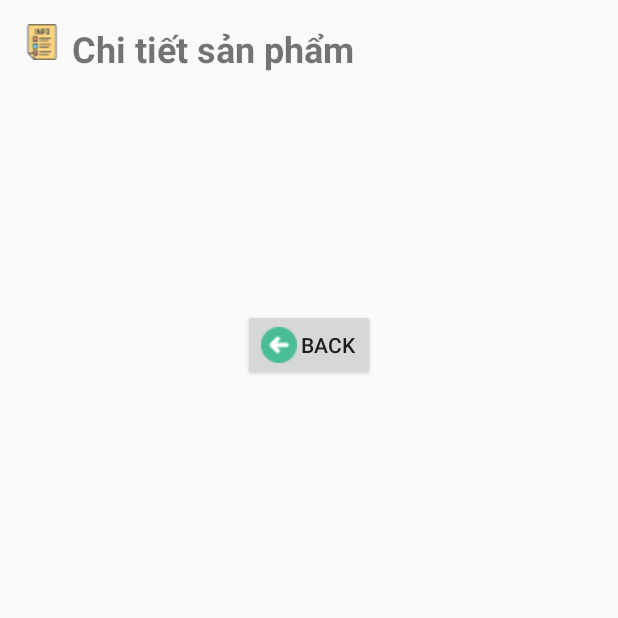
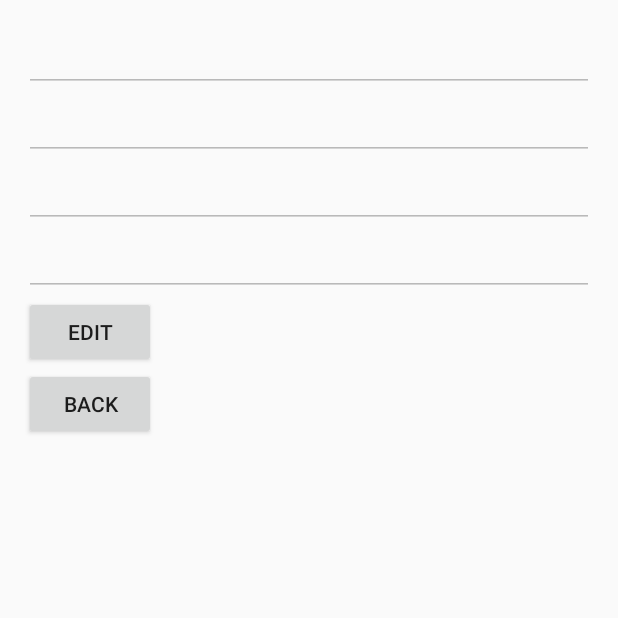
Before and after one commit to VoMinhTrung103/app_Computer_Store_Management, an Android app: the ProductDetailActivity screen opened directly, with no data from a screen before it, on a phone screen of 412 x 824 dp, the top half of it. Run offline under Robolectric (Android 15) with nearby library versions, the light colour scheme and no system bars.

Commit message:
add function edit product in ProductDetailActivity

```diff
--- a/app/src/main/java/com/hcmus/app_computer_store_management/DatabaseHelper.java
+++ b/app/src/main/java/com/hcmus/app_computer_store_management/DatabaseHelper.java
@@ -55,7 +55,7 @@ public class DatabaseHelper extends SQLiteOpenHelper {
         SQLiteDatabase db = getReadableDatabase();
         Cursor cursor = db.rawQuery("SELECT role FROM User WHERE email = ?", new String[]{email});
         if (cursor.moveToFirst()) {
-            @SuppressLint("Range") String role = cursor.getString(cursor.getColumnIndex("role"));
+            @SuppressLint("Range") String role = cursor.getString(cursor.getColumnIndexOrThrow("role"));
             cursor.close();
             return role;
         }
@@ -95,6 +95,18 @@ public class DatabaseHelper extends SQLiteOpenHelper {
         }
         cursor.close();
         return productList;
+    }
+
+    public void updateProduct(Product product) {
+        SQLiteDatabase db = getWritableDatabase();
+        ContentValues values = new ContentValues();
+        values.put("name", product.getName());
+        values.put("description", product.getDescription());
+        values.put("sellingPrice", product.getSellingPrice());
+        values.put("importPrice", product.getImportPrice());
+        values.put("stock", product.getStock());
+        values.put("type", product.getType());
+        db.update("Product", values, "id = ?", new String[]{String.valueOf(product.getId())});
     }
 
     public void deleteProduct(int productId) {
--- a/app/src/main/java/com/hcmus/app_computer_store_management/Product.java
+++ b/app/src/main/java/com/hcmus/app_computer_store_management/Product.java
@@ -29,7 +29,10 @@ public class Product implements Serializable {
     public int getStock() { return stock; }
     public String getType() { return type; }
 
+    public void setName(String name) { this.name = name; }
     public void setDescription(String description) { this.description = description; }
+    public void setSellingPrice(double sellingPrice) { this.sellingPrice = sellingPrice; }
+    public void setImportPrice(double importPrice) { this.importPrice = importPrice; }
     public void setStock(int stock) { this.stock = stock; }
     public void setType(String type) { this.type = type; }
 
--- a/app/src/main/java/com/hcmus/app_computer_store_management/ProductDetailActivity.java
+++ b/app/src/main/java/com/hcmus/app_computer_store_management/ProductDetailActivity.java
@@ -2,12 +2,15 @@ package com.hcmus.app_computer_store_management;
 
 import android.os.Bundle;
 import android.widget.Button;
-import android.widget.TextView;
+import android.widget.EditText;
 import androidx.appcompat.app.AppCompatActivity;
 
 public class ProductDetailActivity extends AppCompatActivity {
-    private TextView productName, productDescription, productPrice, productStock;
-    private Button backButton;
+    private EditText productName, productDescription, productPrice, productStock;
+    private Button backButton, editButton, saveButton;
+    private Product product;
+    private DatabaseHelper dbHelper;
+    private boolean isEditing = false;
 
     @Override
     protected void onCreate(Bundle savedInstanceState) {
@@ -19,14 +22,51 @@ public class ProductDetailActivity extends AppCompatActivity {
         productPrice = findViewById(R.id.productPrice);
         productStock = findViewById(R.id.productStock);
         backButton = findViewById(R.id.backButton);
+        editButton = findViewById(R.id.editButton);
+        saveButton = findViewById(R.id.saveButton);
+        dbHelper = new DatabaseHelper(this);
 
-        Product product = (Product) getIntent().getSerializableExtra("PRODUCT");
+        product = (Product) getIntent().getSerializableExtra("PRODUCT");
         if (product != null) {
             productName.setText(product.getName());
             productDescription.setText(product.getDescription());
-            productPrice.setText("Giá bán: " + product.getSellingPrice());
-            productStock.setText("Tồn kho: " + product.getStock());
+            productPrice.setText(String.valueOf(product.getSellingPrice()));
+            productStock.setText(String.valueOf(product.getStock()));
         }
+
+        editButton.setOnClickListener(v -> {
+            if (!isEditing) {
+                isEditing = true;
+                productName.setEnabled(true);
+                productDescription.setEnabled(true);
+                productPrice.setEnabled(true);
+                productStock.setEnabled(true);
+                editButton.setVisibility(android.view.View.GONE);
+                saveButton.setVisibility(android.view.View.VISIBLE);
+            }
+        });
+
+        saveButton.setOnClickListener(v -> {
+            if (isEditing && product != null) {
+                try {
+                    product.setName(productName.getText().toString());
+                    product.setDescription(productDescription.getText().toString());
+                    product.setSellingPrice(Double.parseDouble(productPrice.getText().toString()));
+                    product.setStock(Integer.parseInt(productStock.getText().toString()));
+                    dbHelper.updateProduct(product);
+                    isEditing = false;
+                    productName.setEnabled(false);
+                    productDescription.setEnabled(false);
+                    productPrice.setEnabled(false);
+                    productStock.setEnabled(false);
+                    editButton.setVisibility(android.view.View.VISIBLE);
+                    saveButton.setVisibility(android.view.View.GONE);
+                } catch (NumberFormatException e) {
+                    // Handle invalid number input (e.g., show a toast)
+                    e.printStackTrace();
+                }
+            }
+        });
 
         backButton.setOnClickListener(v -> finish());
     }
--- a/app/src/main/res/layout/activity_product_detail.xml
+++ b/app/src/main/res/layout/activity_product_detail.xml
@@ -1,71 +1,73 @@
 <?xml version="1.0" encoding="utf-8"?>
-<ScrollView xmlns:android="http://schemas.android.com/apk/res/android"
+<androidx.constraintlayout.widget.ConstraintLayout xmlns:android="http://schemas.android.com/apk/res/android"
+    xmlns:app="http://schemas.android.com/apk/res-auto"
     android:layout_width="match_parent"
     android:layout_height="match_parent"
     android:padding="16dp">
 
-    <LinearLayout
-        android:layout_width="match_parent"
+    <EditText
+        android:id="@+id/productName"
+        android:layout_width="0dp"
         android:layout_height="wrap_content"
-        android:orientation="vertical"
-        android:gravity="center">
+        android:inputType="text"
+        android:enabled="false"
+        app:layout_constraintTop_toTopOf="parent"
+        app:layout_constraintStart_toStartOf="parent"
+        app:layout_constraintEnd_toEndOf="parent" />
 
-        <LinearLayout
-            android:layout_width="match_parent"
+    <EditText
+        android:id="@+id/productDescription"
+        android:layout_width="0dp"
         android:layout_height="wrap_content"
-            android:orientation="horizontal"
-            android:layout_marginBottom="16dp">
+        android:inputType="textMultiLine"
+        android:enabled="false"
+        app:layout_constraintTop_toBottomOf="@id/productName"
+        app:layout_constraintStart_toStartOf="parent"
+        app:layout_constraintEnd_toEndOf="parent" />
 
-            <ImageView
-                android:layout_width="24dp"
-                android:layout_height="24dp"
-                android:src="@drawable/ic_details" />
+    <EditText
+        android:id="@+id/productPrice"
+        android:layout_width="0dp"
+        android:layout_height="wrap_content"
+        android:inputType="numberDecimal"
+        android:enabled="false"
+        app:layout_constraintTop_toBottomOf="@id/productDescription"
+        app:layout_constraintStart_toStartOf="parent"
+        app:layout_constraintEnd_toEndOf="parent" />
 
-            <TextView
+    <EditText
+        android:id="@+id/productStock"
+        android:layout_width="0dp"
+        android:layout_height="wrap_content"
+        android:inputType="number"
+        android:enabled="false"
+        app:layout_constraintTop_toBottomOf="@id/productPrice"
+        app:layout_constraintStart_toStartOf="parent"
+        app:layout_constraintEnd_toEndOf="parent" />
+
+    <Button
+        android:id="@+id/editButton"
         android:layout_width="wrap_content"
         android:layout_height="wrap_content"
-                android:text="Chi tiết sản phẩm"
-                android:textSize="24sp"
-                android:textStyle="bold"
-                android:layout_marginStart="8dp"/>
-        </LinearLayout>
+        android:text="Edit"
+        app:layout_constraintTop_toBottomOf="@id/productStock"
+        app:layout_constraintStart_toStartOf="parent" />
 
-        <TextView
-            android:id="@+id/productName"
+    <Button
+        android:id="@+id/saveButton"
         android:layout_width="wrap_content"
         android:layout_height="wrap_content"
-            android:textSize="20sp"
-            android:textStyle="bold"
-            android:layout_marginBottom="8dp"/>
-
-        <TextView
-            android:id="@+id/productDescription"
-            android:layout_width="wrap_content"
-            android:layout_height="wrap_content"
-            android:textSize="16sp"
-            android:layout_marginBottom="8dp"/>
-
-        <TextView
-            android:id="@+id/productPrice"
-            android:layout_width="wrap_content"
-            android:layout_height="wrap_content"
-            android:textSize="16sp"
-            android:layout_marginBottom="8dp"/>
-
-        <TextView
-            android:id="@+id/productStock"
-            android:layout_width="wrap_content"
-            android:layout_height="wrap_content"
-            android:textSize="16sp"
-            android:layout_marginBottom="8dp"/>
+        android:text="Save"
+        android:visibility="gone"
+        app:layout_constraintTop_toBottomOf="@id/productStock"
+        app:layout_constraintEnd_toEndOf="parent" />
 
     <Button
         android:id="@+id/backButton"
         android:layout_width="wrap_content"
         android:layout_height="wrap_content"
         android:text="Back"
-            android:drawableLeft="@drawable/ic_back"
-            android:layout_gravity="center"
-            android:layout_marginTop="16dp"/>
-    </LinearLayout>
-</ScrollView>
+        app:layout_constraintTop_toBottomOf="@id/editButton"
+        app:layout_constraintStart_toStartOf="parent" />
+
+</androidx.constraintlayout.widget.ConstraintLayout>
```
Lines whose indentation alone changed are shown as unchanged.
